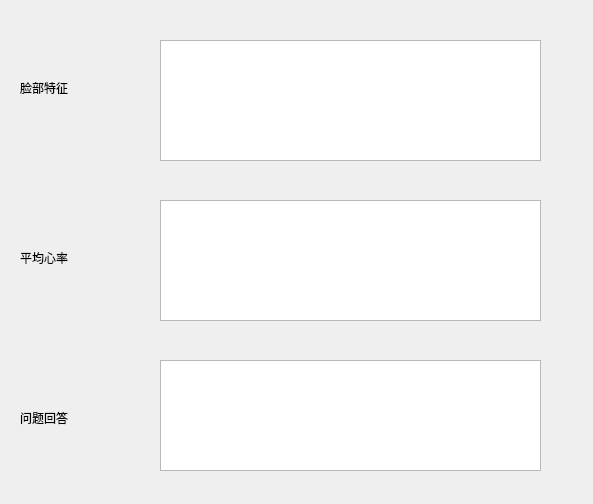
This is ui/goal.ui in pullitdown/face_feature as Qt 5 draws it before an edit. The edited form follows.
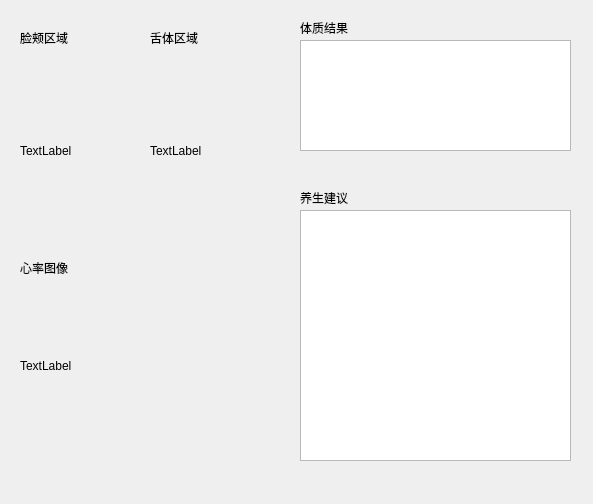
This is the edited form.

Patch:
```diff
--- a/ui/goal.ui
+++ b/ui/goal.ui
@@ -13,73 +13,128 @@
   <property name="windowTitle">
    <string>Form</string>
   </property>
+  <widget class="QTextEdit" name="bodyinf">
+   <property name="geometry">
+    <rect>
+     <x>300</x>
+     <y>40</y>
+     <width>271</width>
+     <height>111</height>
+    </rect>
+   </property>
+  </widget>
+  <widget class="QTextEdit" name="adviseinf">
+   <property name="geometry">
+    <rect>
+     <x>300</x>
+     <y>210</y>
+     <width>271</width>
+     <height>251</height>
+    </rect>
+   </property>
+  </widget>
   <widget class="QLabel" name="label">
    <property name="geometry">
     <rect>
-     <x>20</x>
-     <y>80</y>
+     <x>300</x>
+     <y>190</y>
      <width>72</width>
      <height>15</height>
     </rect>
    </property>
    <property name="text">
-    <string>脸部特征</string>
+    <string>养生建议</string>
    </property>
   </widget>
   <widget class="QLabel" name="label_2">
    <property name="geometry">
     <rect>
-     <x>20</x>
-     <y>250</y>
+     <x>300</x>
+     <y>20</y>
      <width>72</width>
      <height>15</height>
     </rect>
    </property>
    <property name="text">
-    <string>平均心率</string>
+    <string>体质结果</string>
    </property>
   </widget>
   <widget class="QLabel" name="label_3">
    <property name="geometry">
     <rect>
      <x>20</x>
-     <y>410</y>
+     <y>30</y>
      <width>72</width>
      <height>15</height>
     </rect>
    </property>
    <property name="text">
-    <string>问题回答</string>
+    <string>脸颊区域</string>
    </property>
   </widget>
-  <widget class="QTextEdit" name="face">
+  <widget class="QLabel" name="label_4">
    <property name="geometry">
     <rect>
-     <x>160</x>
-     <y>40</y>
-     <width>381</width>
-     <height>121</height>
+     <x>150</x>
+     <y>30</y>
+     <width>72</width>
+     <height>15</height>
     </rect>
    </property>
+   <property name="text">
+    <string>舌体区域</string>
+   </property>
   </widget>
-  <widget class="QTextEdit" name="averBpm">
+  <widget class="QLabel" name="label_5">
    <property name="geometry">
     <rect>
-     <x>160</x>
-     <y>200</y>
-     <width>381</width>
-     <height>121</height>
+     <x>20</x>
+     <y>260</y>
+     <width>72</width>
+     <height>15</height>
     </rect>
    </property>
+   <property name="text">
+    <string>心率图像</string>
+   </property>
   </widget>
-  <widget class="QTextEdit" name="answers">
+  <widget class="QLabel" name="faceimg">
    <property name="geometry">
     <rect>
-     <x>160</x>
-     <y>360</y>
-     <width>381</width>
-     <height>111</height>
+     <x>20</x>
+     <y>70</y>
+     <width>111</width>
+     <height>161</height>
     </rect>
+   </property>
+   <property name="text">
+    <string>TextLabel</string>
+   </property>
+  </widget>
+  <widget class="QLabel" name="tougueimg">
+   <property name="geometry">
+    <rect>
+     <x>150</x>
+     <y>70</y>
+     <width>111</width>
+     <height>161</height>
+    </rect>
+   </property>
+   <property name="text">
+    <string>TextLabel</string>
+   </property>
+  </widget>
+  <widget class="QLabel" name="rangeimg">
+   <property name="geometry">
+    <rect>
+     <x>20</x>
+     <y>280</y>
+     <width>241</width>
+     <height>171</height>
+    </rect>
+   </property>
+   <property name="text">
+    <string>TextLabel</string>
    </property>
   </widget>
  </widget>
```
